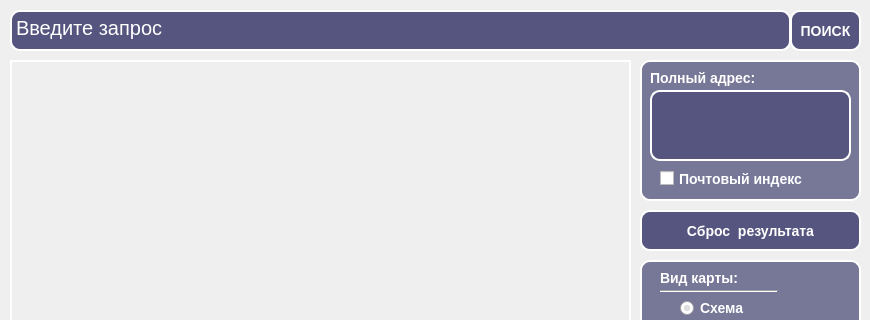
Bank-Prikolov/yandex-maps-app, file data/MainWindow.ui: the form before one commit; both pictures show x 0 to 870 and y 0 to 320 of the 870 by 504 pixel window.
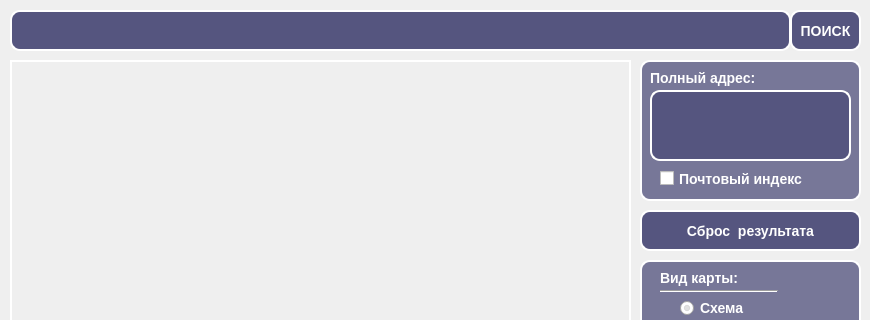
The form after the commit.

Commit message: db usage ready

The edit to the form file:
```diff
--- a/data/MainWindow.ui
+++ b/data/MainWindow.ui
@@ -109,7 +109,7 @@
 </string>
     </property>
     <property name="plainText">
-     <string>Введите запрос</string>
+     <string/>
     </property>
    </widget>
    <widget class="QLabel" name="labelAdress">
```
Left out of the diff: 6 changed lines with no effect on the pictures. The commit also changes 2 other files.
